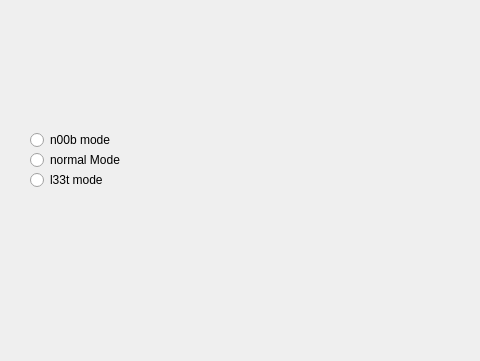
Above: road_race/roadrace.ui from bjuppl/roadrace before the change; both pictures show x 0 to 480 and y 348 to 709 of the 922 by 709 pixel window. Below: the same form after it.
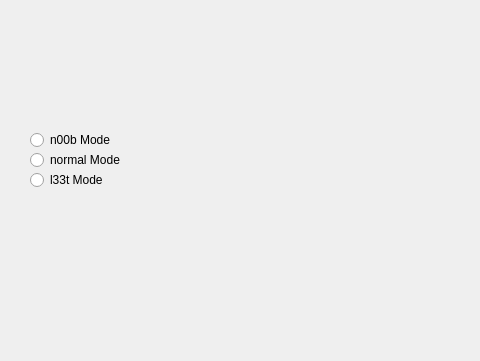
That is the form after the change.

```diff
--- a/road_race/roadrace.ui
+++ b/road_race/roadrace.ui
@@ -257,7 +257,7 @@
      </rect>
     </property>
     <property name="text">
-     <string>n00b mode</string>
+     <string>n00b Mode</string>
     </property>
    </widget>
    <widget class="QRadioButton" name="MedBtn">
@@ -265,7 +265,7 @@
      <rect>
       <x>30</x>
       <y>480</y>
-      <width>102</width>
+      <width>121</width>
       <height>22</height>
      </rect>
     </property>
@@ -278,12 +278,12 @@
      <rect>
       <x>30</x>
       <y>500</y>
-      <width>102</width>
+      <width>111</width>
       <height>22</height>
      </rect>
     </property>
     <property name="text">
-     <string>l33t mode</string>
+     <string>l33t Mode</string>
     </property>
    </widget>
   </widget>
```
Left out of the diff: 4 changed lines with no effect on the pictures.
